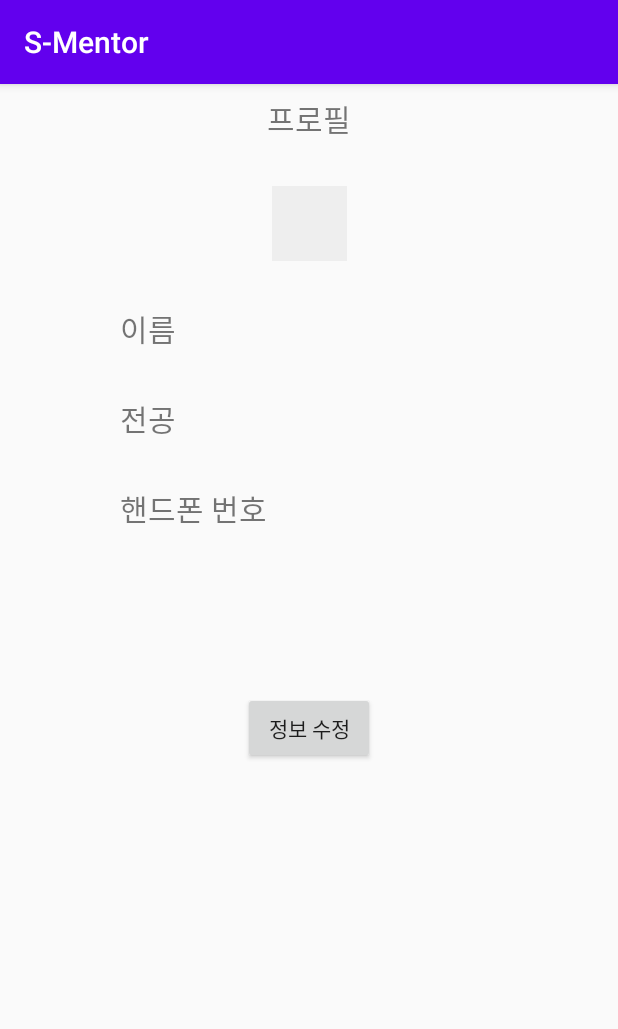
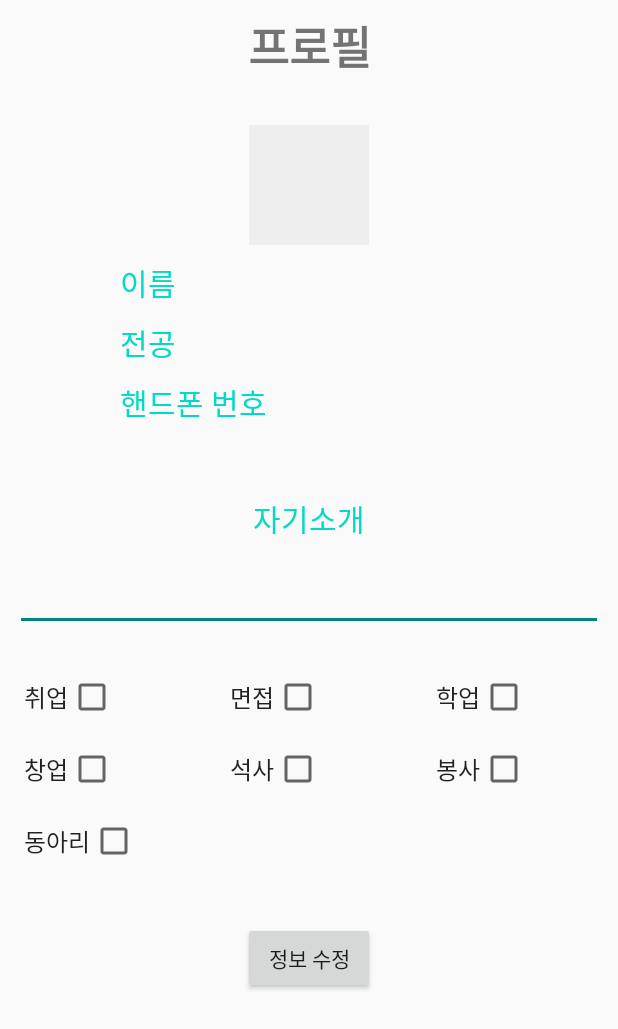
Before and after one commit to wsm4287/S-Mentor, an Android app: the ProfileActivity screen opened directly, with no data from a screen before it, on a phone screen of 412 x 824 dp. Shown: the top 1029 px of the screen. Run offline under Robolectric (Android 15) with nearby library versions, the phone set to English and light mode, and no system bars; our stand-ins replace Firebase (no records; nobody signed in at launch, a user with empty details on screens opened directly); 9 statements that could not run were skipped.

Commit message:
9/7 개인 프로필에서 자기소개 및 멘토링 분야 수정 가능하도록 추가, 메시지에 보낸 시간이 같이 보이도록 추가

```diff
--- a/app/src/main/java/com/example/s_mentor/ProfileActivity.java
+++ b/app/src/main/java/com/example/s_mentor/ProfileActivity.java
@@ -12,8 +12,12 @@ import android.net.Uri;
 import android.os.Bundle;
 import android.provider.MediaStore;
 import android.util.Base64;
+import android.util.SparseBooleanArray;
 import android.view.View;
+import android.widget.ArrayAdapter;
 import android.widget.Button;
+import android.widget.EditText;
+import android.widget.GridView;
 import android.widget.ImageView;
 import android.widget.TextView;
 import android.widget.Toast;
@@ -29,29 +33,43 @@ import com.google.firebase.firestore.QuerySnapshot;
 import java.io.ByteArrayOutputStream;
 import java.io.FileNotFoundException;
 import java.io.InputStream;
+import java.util.ArrayList;
 import java.util.HashMap;
+import java.util.List;
 
 public class ProfileActivity extends AppCompatActivity {
     TextView proNm, proMj, proPn, proTp;
     Button correct;
-    String id, encodedImage, type;
+    String id, encodedImage, type, introduction;
     ImageView proPh;
-    private FirebaseAuth sAuth;
+    EditText proIn;
     private FirebaseFirestore database;
+
+    String[] items = {"취업", "면접", "학업", "창업", "석사", "봉사", "동아리"};
+    ArrayAdapter adapter;
+    GridView gridView;
 
     @Override
     protected void onCreate(Bundle savedInstanceState) {
         super.onCreate(savedInstanceState);
         setContentView(R.layout.activity_profile);
+        getSupportActionBar().hide();
 
         id = getIntent().getStringExtra("email");
 
-        proNm = (TextView) findViewById(R.id.profile_username);
-        proMj = (TextView) findViewById(R.id.profile_usermajor);
+        proNm = (TextView) findViewById(R.id.profile_userName);
+        proMj = (TextView) findViewById(R.id.profile_userMajor);
         proPh = (ImageView) findViewById(R.id.profile_photo);
-        proPn = (TextView) findViewById(R.id.profile_userphone);
+        proPn = (TextView) findViewById(R.id.profile_userPhone);
         proTp = (TextView) findViewById(R.id.profile_type);
         correct = (Button) findViewById(R.id.correct);
+        proIn = (EditText) findViewById(R.id.profile_userIntro);
+
+
+        adapter = new ArrayAdapter(this, R.layout.inform_view, items);
+
+        gridView = (GridView) findViewById(R.id.profile_list);
+        gridView.setAdapter(adapter);
 
         database = FirebaseFirestore.getInstance();
 
@@ -62,23 +80,27 @@ public class ProfileActivity extends AppCompatActivity {
                     public void onSuccess(DocumentSnapshot documentSnapshot) {
                         proNm.setText(documentSnapshot.getData().get("name").toString());
                         proMj.setText(documentSnapshot.getData().get("major").toString());
-                        proPh.setImageBitmap(DecodeImage(documentSnapshot.getData().get("image").toString()));
+
+                        encodedImage = documentSnapshot.getData().get("image").toString();
+                        proPh.setImageBitmap(DecodeImage(encodedImage));
+
                         proPn.setText(documentSnapshot.getData().get("phone").toString());
+
+                        introduction = documentSnapshot.getData().get("introduction").toString();
+                        proIn.setText(introduction);
+
                         type = documentSnapshot.getData().get("type").toString();
                         proTp.setText(type);
+
+                        for(int i=0; i<7; i++){
+                            if(((documentSnapshot.getData().get(Integer.toString(i))).toString()).equals("o")){
+                                gridView.setItemChecked(i,true);
+                            }
+                        }
+
                     }
                 });
-                /*.addOnSuccessListener(new OnSuccessListener<QuerySnapshot>() {
-                    @Override
-                    public void onSuccess(QuerySnapshot queryDocumentSnapshots) {
-                        for (DocumentSnapshot documentSnapshot : queryDocumentSnapshots.getDocuments()){
-                            proNm.setText(documentSnapshot.getData().get("name").toString());
-                            proId.setText(documentSnapshot.getData().get("email").toString());
-                            proMj.setText(documentSnapshot.getData().get("major").toString());
-                            proPh.setImageBitmap(DecodeImage(documentSnapshot.getData().get("image").toString()));
-                        }
-                    }
-                });*/
+
 
         proPh.setOnClickListener(v -> {
             Intent in = new Intent(Intent.ACTION_PICK, MediaStore.Images.Media.EXTERNAL_CONTENT_URI);
@@ -89,8 +111,35 @@ public class ProfileActivity extends AppCompatActivity {
         correct.setOnClickListener(new View.OnClickListener() {
             @Override
             public void onClick(View v) {
+
+                SparseBooleanArray check = gridView.getCheckedItemPositions();
+
+                if(check.size()<1){
+                    Toast.makeText(ProfileActivity.this, "멘토링 분야를 최소한 하나는 선택해주세요.", Toast.LENGTH_SHORT).show();
+                    gridView.setAdapter(adapter);
+                    return;
+                }
+
+                if(check.size()>4){
+                    Toast.makeText(ProfileActivity.this, "멘토링 분야를 너무 많이 선택하셨습니다.", Toast.LENGTH_SHORT).show();
+                    gridView.setAdapter(adapter);
+                    return;
+                }
+
+                introduction = proIn.getText().toString();
                 HashMap<String, Object> user = new HashMap<>();
                 user.put("image", encodedImage);
+                user.put("introduction", introduction);
+
+                for(int i=0; i<7; i++){
+                    if(check.get(i)){
+                        user.put(Integer.toString(i),"o");
+                    }
+                    else{
+                        user.put(Integer.toString(i),"x");
+                    }
+                }
+
                 database.collection("users").document(id)
                         .update(user);
                 Toast.makeText(ProfileActivity.this, "개인정보 변경이 완료되었습니다.",
--- a/app/src/main/java/com/example/s_mentor/chat/ChatAdapter.java
+++ b/app/src/main/java/com/example/s_mentor/chat/ChatAdapter.java
@@ -19,11 +19,13 @@ public class ChatAdapter extends RecyclerView.Adapter<ChatAdapter.ChatViewHolder
 
     public static class ChatViewHolder extends RecyclerView.ViewHolder{
         public TextView textView;
+        public TextView timeView;
 
         public ChatViewHolder(View itemView) {
             super(itemView);
 
             textView = itemView.findViewById(R.id.tvChat);
+            timeView = itemView.findViewById(R.id.timeChat);
         }
     }
 
@@ -51,6 +53,7 @@ public class ChatAdapter extends RecyclerView.Adapter<ChatAdapter.ChatViewHolder
     @Override
     public void onBindViewHolder(ChatViewHolder holder, int position) {
         holder.textView.setText(message.get(position).getText());
+        holder.timeView.setText(message.get(position).getDatetime());
 
     }
 
--- a/app/src/main/java/com/example/s_mentor/ui/list/ListAdapter.java
+++ b/app/src/main/java/com/example/s_mentor/ui/list/ListAdapter.java
@@ -115,11 +115,7 @@ public class ListAdapter extends RecyclerView.Adapter<ListAdapter.UserViewHolder
             x[i] = items[user.field.get(i)];
         }
 
-        Toast.makeText(context, x[0], Toast.LENGTH_SHORT).show();
-
         ArrayAdapter adapter = new ArrayAdapter(context, R.layout.field_view, x);
-
-
 
         holder.gridView.setAdapter(adapter);
 
--- a/app/src/main/java/com/example/s_mentor/ui/list/ListFragment.java
+++ b/app/src/main/java/com/example/s_mentor/ui/list/ListFragment.java
@@ -97,6 +97,7 @@ public class ListFragment extends Fragment {
                         user.email = document.getId();
                         encodedImage = document.getData().get("image").toString();
                         user.bitmap = DecodeImage(encodedImage);
+                        user.introduction = document.getData().get("introduction").toString();
 
                         List<Integer> field = new ArrayList<>();
 
@@ -128,7 +129,7 @@ public class ListFragment extends Fragment {
                 final ImageView iv = new ImageView(getContext());
                 iv.setImageBitmap(u.bitmap);
                 final TextView et = new TextView(getContext());
-                et.setText(u.major);
+                et.setText(u.introduction);
                 AlertDialog.Builder ad = new AlertDialog.Builder(getContext())
                         .setView(iv)
                         .setIcon(drawable)
@@ -170,7 +171,7 @@ public class ListFragment extends Fragment {
                                 }
                                 if(which == 2){
                                     HashMap<String, Object> user = new HashMap<>();
-                                    user.put("token", FieldValue.delete());
+                                    user.put("token", "");
                                     database.collection("users").document(id)
                                             .update(user).addOnCompleteListener(new OnCompleteListener<Void>() {
                                         @Override
--- a/app/src/main/java/com/example/s_mentor/ui/mentoring/MentoringFragment.java
+++ b/app/src/main/java/com/example/s_mentor/ui/mentoring/MentoringFragment.java
@@ -168,7 +168,7 @@ public class MentoringFragment extends Fragment {
                                 }
                                 if(which == 2){
                                     HashMap<String, Object> user = new HashMap<>();
-                                    user.put("token", FieldValue.delete());
+                                    user.put("token", "");
                                     database.collection("users").document(id)
                                             .update(user).addOnCompleteListener(new OnCompleteListener<Void>() {
                                         @Override
--- a/app/src/main/res/drawable/chat_bubble.xml
+++ b/app/src/main/res/drawable/chat_bubble.xml
@@ -3,7 +3,7 @@
     <solid
         android:color="#ffffff"/>
     <stroke
-        android:width="0.5dp"
+        android:width="1dp"
         android:color="#000000"
         />
     <corners
--- a/app/src/main/res/layout/activity_profile.xml
+++ b/app/src/main/res/layout/activity_profile.xml
@@ -14,15 +14,16 @@
         android:layout_marginTop="8dp"
         android:layout_marginEnd="8dp"
         android:textAlignment="center"
-        android:textSize="20sp"
+        android:textSize="30sp"
         android:text="프로필"
+        android:textStyle="bold"
         app:layout_constraintEnd_toEndOf="parent"
         app:layout_constraintStart_toStartOf="parent"
         app:layout_constraintTop_toTopOf="parent"/>
 
     <ImageView
-        android:layout_width="50dp"
-        android:layout_height="50dp"
+        android:layout_width="80dp"
+        android:layout_height="80dp"
         android:id="@+id/profile_photo"
         app:layout_constraintTop_toBottomOf="@+id/profile_title"
         android:layout_marginTop="30dp"
@@ -36,21 +37,20 @@
         android:layout_width="wrap_content"
         android:layout_height="wrap_content"
         android:layout_marginStart="80dp"
-        android:layout_marginTop="30dp"
-        android:layout_marginEnd="8dp"
+        android:layout_marginTop="10dp"
         android:textSize="20sp"
+        android:textColor="@color/teal_200"
         android:text="이름"
         app:layout_constraintStart_toStartOf="parent"
         app:layout_constraintTop_toBottomOf="@+id/profile_photo"
         />
 
     <TextView
-        android:id="@+id/profile_username"
+        android:id="@+id/profile_userName"
         android:layout_width="wrap_content"
         android:layout_height="wrap_content"
         android:layout_marginStart="80dp"
-        android:layout_marginTop="30dp"
-        android:layout_marginEnd="8dp"
+        android:layout_marginTop="10dp"
         android:textSize="20sp"
         android:text=""
         app:layout_constraintStart_toEndOf="@id/profile_name"
@@ -63,20 +63,19 @@
         android:layout_width="wrap_content"
         android:layout_height="wrap_content"
         android:layout_marginStart="80dp"
-        android:layout_marginTop="30dp"
-        android:layout_marginEnd="8dp"
+        android:layout_marginTop="10dp"
         android:textSize="20sp"
         android:text="전공"
+        android:textColor="@color/teal_200"
         app:layout_constraintStart_toStartOf="parent"
         app:layout_constraintTop_toBottomOf="@+id/profile_name"/>
 
     <TextView
-        android:id="@+id/profile_usermajor"
+        android:id="@+id/profile_userMajor"
         android:layout_width="wrap_content"
         android:layout_height="wrap_content"
         android:layout_marginStart="80dp"
-        android:layout_marginTop="30dp"
-        android:layout_marginEnd="8dp"
+        android:layout_marginTop="10dp"
         android:textSize="20sp"
         android:text=""
         app:layout_constraintStart_toEndOf="@id/profile_major"
@@ -88,20 +87,19 @@
         android:layout_width="wrap_content"
         android:layout_height="wrap_content"
         android:layout_marginStart="80dp"
-        android:layout_marginTop="30dp"
-        android:layout_marginEnd="8dp"
+        android:layout_marginTop="10dp"
         android:textSize="20sp"
         android:text="핸드폰 번호"
+        android:textColor="@color/teal_200"
         app:layout_constraintStart_toStartOf="parent"
         app:layout_constraintTop_toBottomOf="@+id/profile_major"/>
 
     <TextView
-        android:id="@+id/profile_userphone"
+        android:id="@+id/profile_userPhone"
         android:layout_width="wrap_content"
         android:layout_height="wrap_content"
         android:layout_marginStart="20dp"
-        android:layout_marginTop="30dp"
-        android:layout_marginEnd="8dp"
+        android:layout_marginTop="10dp"
         android:textSize="20sp"
         android:text=""
         app:layout_constraintStart_toEndOf="@id/profile_phone"
@@ -112,23 +110,64 @@
         android:id="@+id/profile_type"
         android:layout_width="wrap_content"
         android:layout_height="wrap_content"
-        android:layout_marginTop="30dp"
-        android:layout_marginEnd="8dp"
+        android:layout_marginTop="10dp"
         android:textSize="20sp"
-        android:text=""
+        android:text="멘토"
+        android:textColor="@color/teal_200"
         app:layout_constraintRight_toRightOf="parent"
         app:layout_constraintLeft_toLeftOf="parent"
         app:layout_constraintTop_toBottomOf="@+id/profile_phone"/>
+
+
+    <TextView
+        android:id="@+id/profile_intro"
+        android:layout_width="wrap_content"
+        android:layout_height="wrap_content"
+        android:layout_marginTop="10dp"
+        android:textSize="20sp"
+        android:text="자기소개"
+        android:textColor="@color/teal_200"
+        app:layout_constraintStart_toStartOf="parent"
+        app:layout_constraintEnd_toEndOf="parent"
+        app:layout_constraintTop_toBottomOf="@+id/profile_type"/>
+
+    <EditText
+        android:id="@+id/profile_userIntro"
+        android:layout_width="match_parent"
+        android:layout_height="wrap_content"
+        android:layout_marginStart="10dp"
+        android:layout_marginTop="20dp"
+        android:layout_marginEnd="10dp"
+        android:textSize="14sp"
+        android:text=""
+        app:layout_constraintTop_toBottomOf="@+id/profile_intro"
+        />
+
+    <LinearLayout
+        android:layout_width="match_parent"
+        android:layout_height="wrap_content"
+        android:layout_marginTop="20dp"
+        app:layout_constraintTop_toBottomOf="@id/profile_userIntro"
+        android:id="@+id/profile_choice">
+
+        <GridView
+            android:layout_width="wrap_content"
+            android:layout_height="wrap_content"
+            android:choiceMode="multipleChoice"
+            android:id="@+id/profile_list"
+            android:numColumns="3"/>
+
+    </LinearLayout>
 
 
     <Button
         android:id="@+id/correct"
         android:layout_width="wrap_content"
         android:layout_height="wrap_content"
-        app:layout_constraintTop_toBottomOf="@+id/profile_type"
-        app:layout_constraintRight_toRightOf="parent"
-        app:layout_constraintLeft_toLeftOf="parent"
-        android:layout_marginTop="50dp"
+        app:layout_constraintTop_toBottomOf="@+id/profile_choice"
+        app:layout_constraintStart_toStartOf="parent"
+        app:layout_constraintEnd_toEndOf="parent"
+        android:layout_marginTop="30dp"
         android:text="정보 수정"
         />
 
```
Also changed, not shown: app/src/main/java/com/example/s_mentor/InformActivity.java (+26 -16 lines), app/src/main/java/com/example/s_mentor/ui/list/User.java (+10 -0 lines), app/src/main/java/com/example/s_mentor/ui/recentchat/RecentChatFragment.java (+14 -3 lines), app/src/main/res/layout/left_text_view.xml (+11 -0 lines), app/src/main/res/layout/right_text_view.xml (+11 -0 lines).
